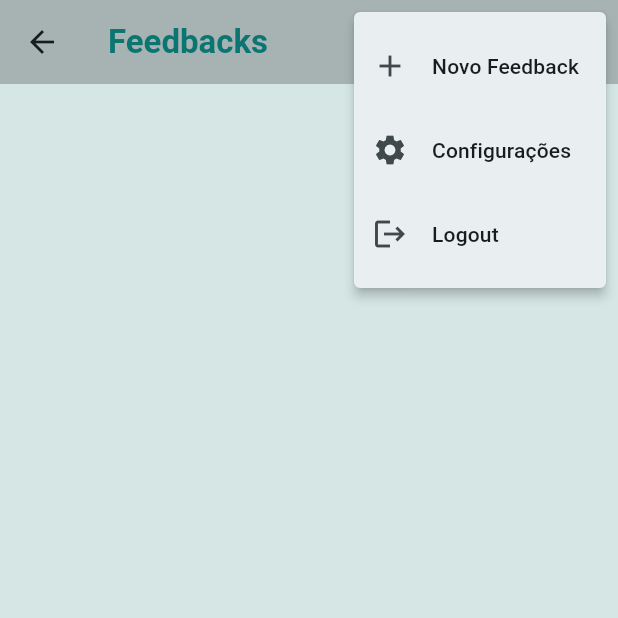
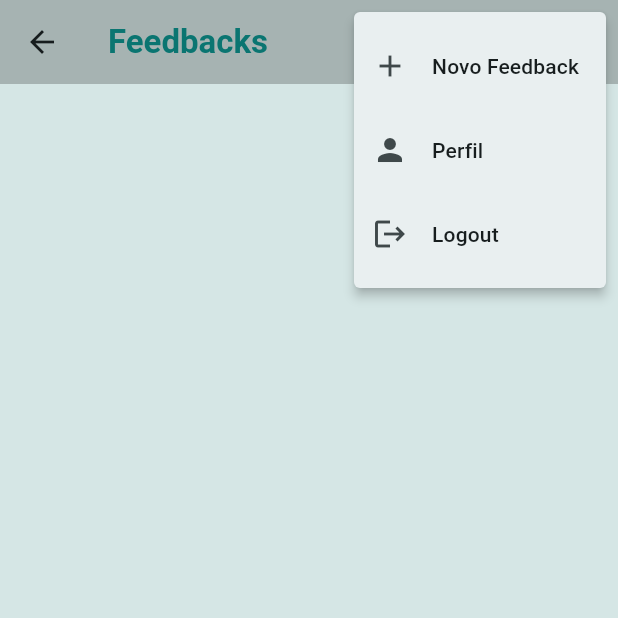
Before and after one commit to koikera/NConnect, a Flutter app: the FeedbackListWidget screen opened by its route, after a tap on the "more vert" icon, on a phone screen of 412 x 824 dp, the top half of it. Run offline on Flutter 3.47's test engine with Material 2 defaults, Android fonts, the phone set to English and light mode, and no system bars; our stand-ins replace cloud_firestore, firebase_auth, firebase_core, fluttertoast; missing offline and left inert: dart:ffi; accounts and stored records are empty.

Commit message:
Criacao da tela de perfil

```diff
--- a/nconnect/lib/Feedback.dart
+++ b/nconnect/lib/Feedback.dart
@@ -24,6 +24,11 @@ class _FeedbackWidgetState extends State<FeedbackWidget> {
         child: Column(
           crossAxisAlignment: CrossAxisAlignment.start,
           children: [
+            CircleAvatar(
+              radius: 60,
+              backgroundImage: AssetImage('assets/avatar_image.png'), // Substitua pelo caminho da imagem do avatar
+            ),
+            SizedBox(height: 20),
             ListTile(
               title: Text(
                 'Enviado por:',
--- a/nconnect/lib/FeedbackList.dart
+++ b/nconnect/lib/FeedbackList.dart
@@ -7,6 +7,7 @@ import 'package:nconnect/Feedback.dart';
 import 'package:nconnect/constants/constants.dart';
 import 'package:nconnect/forms/NovoFeedback.dart';
 import 'package:nconnect/models/FeedbackModel.dart';
+import 'package:nconnect/perfil.dart';
 
 class FeedbackListWidget extends StatefulWidget {
   const FeedbackListWidget({super.key});
@@ -131,7 +132,6 @@ class _FeedbackListWidgetState extends State<FeedbackListWidget> {
     }
   }
 
-
   String _selectedValue = '1';
 
   @override
@@ -166,12 +166,20 @@ class _FeedbackListWidgetState extends State<FeedbackListWidget> {
                         );
                       },
                     ),
-                    const PopupMenuItem(
+                    PopupMenuItem(
                       value: '2',
-                      child: ListTile(
-                        leading: Icon(Icons.settings),
-                        title: Text('Configurações'),
+                      child: const ListTile(
+                        leading: Icon(Icons.person),
+                        title: Text('Perfil'),
                       ),
+                      onTap: (){
+                        Navigator.push(
+                          context,
+                          MaterialPageRoute(
+                            builder: (context) => PerfilWidget(isPsicologo: isPsicologo),
+                          ),
+                        );
+                      },
                     ),
                     PopupMenuItem(
                       value: '3',
@@ -184,12 +192,15 @@ class _FeedbackListWidgetState extends State<FeedbackListWidget> {
                   ];
                 } else {
                   return [
-                    const PopupMenuItem(
+                    PopupMenuItem(
                       value: '2',
-                      child: ListTile(
-                        leading: Icon(Icons.settings),
-                        title: Text('Configurações'),
+                      child: const ListTile(
+                        leading: Icon(Icons.person),
+                        title: Text('Perfil'),
                       ),
+                      onTap: (){
+                        Navigator.pushNamed(context, "/perfil");
+                      },
                     ),
                     PopupMenuItem(
                       value: '3',
--- a/nconnect/lib/main.dart
+++ b/nconnect/lib/main.dart
@@ -9,6 +9,7 @@ import 'package:nconnect/dominio.dart';
 import 'package:nconnect/firebase_options.dart';
 import 'package:nconnect/models/FeedbackModel.dart';
 import 'package:nconnect/models/dominioModel.dart';
+import 'package:nconnect/perfil.dart';
 import 'firebase_options.dart';
 import 'package:nconnect/login.dart';
 
@@ -55,7 +56,8 @@ class MyApp extends StatelessWidget {
       routes: {
         '/login': (context) => const LoginWidget(),
         '/feedbackList': (context) => const FeedbackListWidget(),
-        '/chat': (context) =>  FeedbackWidget(feedbackModel: new FeedbackModel(EnviadoPor: "", Feedback: "", Nota: 0, Para: ""),),
+        '/feedback': (context) =>  FeedbackWidget(feedbackModel: new FeedbackModel(EnviadoPor: "", Feedback: "", Nota: 0, Para: "")),
+        '/perfil': (context) => PerfilWidget(isPsicologo: false)
         //'/dominio': (context) => const DominioWidget()
       },
       initialRoute: verificarLogin(),
```
Also changed, not shown: nconnect/lib/perfil.dart (added, +126 -0 lines).
